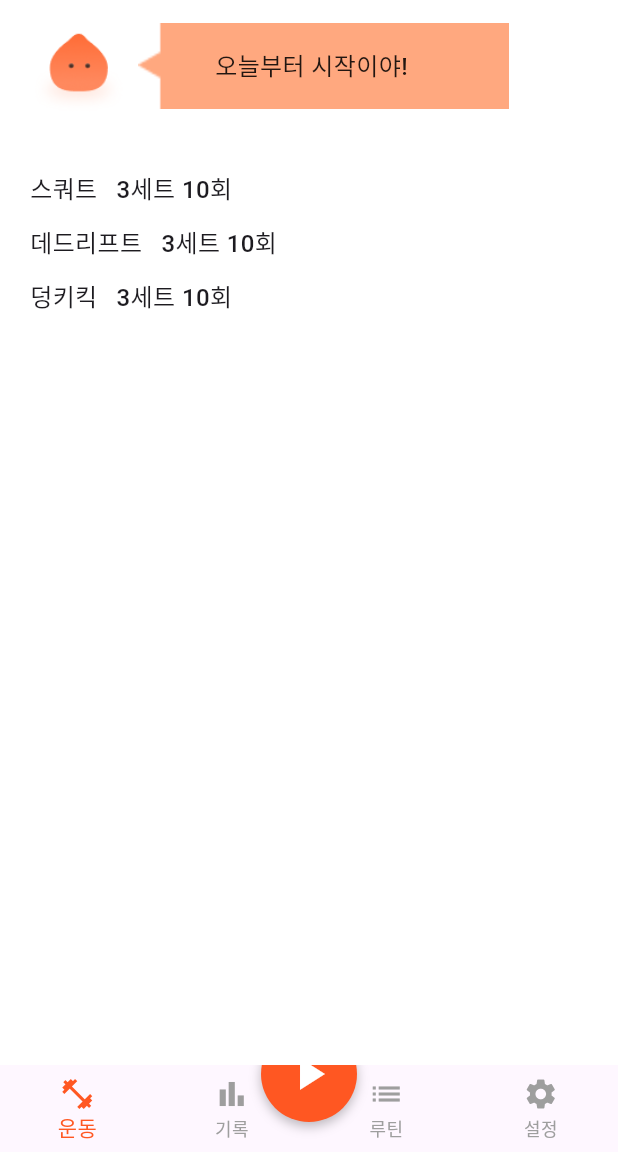
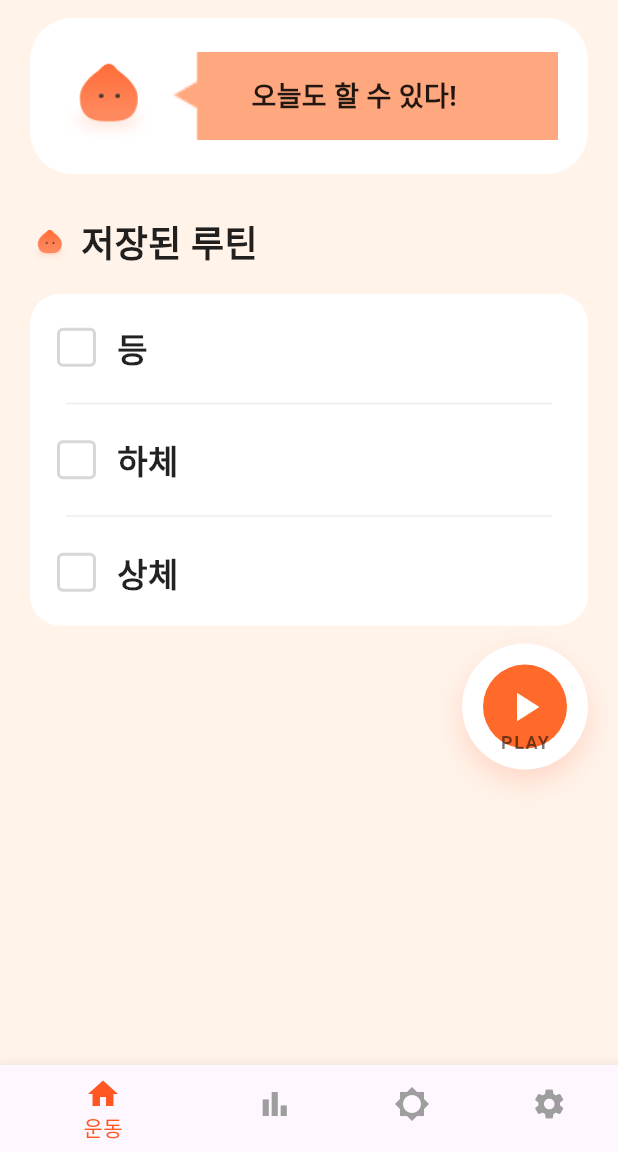
Before and after one commit to Xeostop1/flutter-workoutcounter, a Flutter app: the screen it shows after launch, on a phone screen of 412 x 824 dp, the part 84-1236 px from its top. Run offline on Flutter 3.47's test engine with Material 3 defaults, Android fonts, the phone set to English and light mode, and no system bars; our stand-ins replace cloud_firestore, firebase_auth, firebase_core, flutter_tts, go_router, google_mobile_ads and 4 more; accounts and stored records are empty; project files that could hold a hidden picture were left out.

Commit message:
프로바이저 설치 메인 변경

```diff
--- a/lib/main.dart
+++ b/lib/main.dart
@@ -1,14 +1,19 @@
 // lib/main.dart
 
-import 'package:counter_01/screens/home_screen.dart';
-import 'package:counter_01/screens/workout_screen.dart';
 import 'package:flutter/material.dart';
 import 'package:firebase_core/firebase_core.dart';
 import 'package:provider/provider.dart';
 import 'firebase_options.dart';
+import 'package:counter_01/router/app_router.dart';
+
+// ▼ ViewModel 전역 주입 (프로젝트 경로에 맞게 조정)
+import 'package:counter_01/view_models/workout_viewmodel.dart';
+import 'package:counter_01/view_models/tts_viewmodel.dart';
+import 'package:counter_01/view_models/routine_viewmodel.dart';
 
 Future<void> main() async {
   WidgetsFlutterBinding.ensureInitialized();
+  // firebase_options.dart를 쓰고 있다면 옵션과 함께 초기화하는 게 안전합니다.
   await Firebase.initializeApp();
   runApp(const MyApp());
 }
@@ -18,17 +23,21 @@ class MyApp extends StatelessWidget {
 
   @override
   Widget build(BuildContext context) {
-    return MaterialApp(
-      title: 'Workout Counter',
-      debugShowCheckedModeBanner: false, // 디버그 배너 제거
-      theme: ThemeData(
-        primarySwatch: Colors.deepOrange,
-        scaffoldBackgroundColor: Colors.white,
+    return MultiProvider(
+      providers: [
+        ChangeNotifierProvider(create: (_) => WorkoutViewModel()),
+        ChangeNotifierProvider(create: (_) => TtsViewModel()),
+        ChangeNotifierProvider(create: (_) => RoutineViewModel()),
+      ],
+      child: MaterialApp.router(
+        title: 'Workout Counter',
+        debugShowCheckedModeBanner: false,
+        theme: ThemeData(
+          primarySwatch: Colors.deepOrange,
+          scaffoldBackgroundColor: Colors.white,
+        ),
+        routerConfig: router, // GoRouter 라우팅 유지
       ),
-      home: const HomeScreen(), // 앱 첫 화면을 HomeScreen으로 설정
-      routes: {
-        '/workout': (context) => const WorkoutScreen(), // 네비게이션 이동용
-      },
     );
   }
 }
--- a/lib/router/app_router.dart
+++ b/lib/router/app_router.dart
@@ -1,9 +1,11 @@
 import 'package:flutter/material.dart';
 import 'package:go_router/go_router.dart';
+
 import '../screens/home_screen.dart';
 import '../screens/record_screen.dart';
 import '../screens/routine_screen.dart';
 import '../screens/settings_screen.dart';
+import '../screens/workout_screen.dart'; // ✅ 추가: 운동 진행 화면
 
 final GlobalKey<NavigatorState> _rootNavigatorKey = GlobalKey<NavigatorState>(
   debugLabel: 'root',
@@ -25,6 +27,14 @@ final GoRouter router = GoRouter(
   navigatorKey: _rootNavigatorKey,
   initialLocation: '/home',
   routes: [
+    // ✅ 운동 진행 화면: 탭바 없이 전체화면으로 띄우기 위해 루트 네비게이터에 등록
+    GoRoute(
+      path: '/workout',
+      parentNavigatorKey: _rootNavigatorKey, // ← 탭바 숨김
+      builder: (context, state) => const WorkoutScreen(),
+    ),
+
+    // 탭 구조
     StatefulShellRoute.indexedStack(
       builder: (context, state, navigationShell) {
         return Scaffold(
--- a/lib/screens/home_screen.dart
+++ b/lib/screens/home_screen.dart
@@ -1,178 +1,225 @@
 import 'package:flutter/material.dart';
+import 'package:go_router/go_router.dart';
 
 class HomeScreen extends StatelessWidget {
   const HomeScreen({super.key});
 
   @override
   Widget build(BuildContext context) {
-    // 루틴 예시 데이터
-    final routines = [
-      {'name': '스쿼트', 'sets': 3, 'reps': 10},
-      {'name': '데드리프트', 'sets': 3, 'reps': 10},
-      {'name': '덩키킥', 'sets': 3, 'reps': 10},
+    // 예시 루틴 데이터 (필요시 ViewModel로 교체)
+    final routines = const [
+      {'name': '등'},
+      {'name': '하체'},
+      {'name': '상체'},
     ];
 
     return Scaffold(
-      backgroundColor: Colors.white,
+      backgroundColor: const Color(0xFFFFF3EA), // 배경 톤 (이미지 느낌에 맞춤)
       appBar: AppBar(
         elevation: 0,
         backgroundColor: Colors.white,
         centerTitle: false,
-        title: Image.asset(
-          'assets/images/logo.png', // 로고 이미지
-          height: 28,
-        ),
+        title: Image.asset('assets/images/logo.png', height: 28),
       ),
       body: SafeArea(
+        child: Stack(
+          children: [
+            // 본문
+            SingleChildScrollView(
+              padding: const EdgeInsets.fromLTRB(20, 12, 20, 120),
               child: Column(
                 crossAxisAlignment: CrossAxisAlignment.start,
                 children: [
-            // 마스코트 + 말풍선
-            Padding(
-              padding: const EdgeInsets.symmetric(horizontal: 20, vertical: 12),
+                  // ====== (기존) 마스코트 + 말풍선 ======
+                  Container(
+                    width: double.infinity,
+                    padding: const EdgeInsets.symmetric(
+                      horizontal: 20,
+                      vertical: 20,
+                    ),
+                    decoration: BoxDecoration(
+                      color: Colors.white,
+                      borderRadius: BorderRadius.circular(28),
+                    ),
                     child: Row(
                       crossAxisAlignment: CrossAxisAlignment.center,
                       children: [
                         Image.asset(
-                    'assets/images/firedefalut.png', // 마스코트 이미지
+                          'assets/images/firedefalut.png',
                           height: 64,
                         ),
-                  const SizedBox(width: 8),
-                  Stack(
+                        const SizedBox(width: 12),
+                        Expanded(
+                          child: Stack(
                             alignment: Alignment.center,
                             children: [
                               Image.asset(
-                        'assets/images/card_messege.png', // 말풍선 배경 이미지
-                        height: 64, // 말풍선 높이 맞게 조절
-                        width:
-                            MediaQuery.of(context).size.width *
-                            0.6, // 화면의 60% 너비
+                                'assets/images/card_messege.png',
+                                height: 64,
                                 fit: BoxFit.contain,
+                                width: double.infinity,
                               ),
                               const Padding(
-                        padding: EdgeInsets.only(right: 16), // 텍스트 위치 조절
+                                padding: EdgeInsets.only(right: 16),
                                 child: Text(
-                          '오늘부터 시작이야!',
+                                  '오늘도 할 수 있다!',
                                   style: TextStyle(
-                            fontSize: 16,
-                            fontWeight: FontWeight.w500,
+                                    fontSize: 18,
+                                    fontWeight: FontWeight.w600,
                                     color: Colors.black87,
                                   ),
                                 ),
                               ),
                             ],
                           ),
+                        ),
                       ],
                     ),
                   ),
 
-            const SizedBox(height: 20),
+                  const SizedBox(height: 28),
 
-            // 루틴 목록
-            if (routines.isNotEmpty)
-              Expanded(
-                child: ListView.builder(
-                  padding: const EdgeInsets.symmetric(horizontal: 20),
-                  itemCount: routines.length,
-                  itemBuilder: (context, index) {
-                    final r = routines[index];
-                    return Padding(
-                      padding: const EdgeInsets.symmetric(vertical: 6),
-                      child: Text(
-                        '${r['name']}   ${r['sets']}세트 ${r['reps']}회',
-                        style: const TextStyle(
-                          fontSize: 16,
-                          fontWeight: FontWeight.w500,
+                  // ====== 저장된 루틴 타이틀 ======
+                  Row(
+                    children: [
+                      Image.asset(
+                        'assets/images/firedefalut.png',
+                        width: 26,
+                        height: 26,
+                      ),
+                      const SizedBox(width: 8),
+                      const Text(
+                        '저장된 루틴',
+                        style: TextStyle(
+                          fontSize: 24,
+                          fontWeight: FontWeight.w800,
+                          color: Colors.black87,
                         ),
                       ),
+                    ],
+                  ),
+
+                  const SizedBox(height: 16),
+
+                  // ====== 루틴 카드 리스트 ======
+                  Container(
+                    width: double.infinity,
+                    padding: const EdgeInsets.symmetric(vertical: 6),
+                    decoration: BoxDecoration(
+                      color: Colors.white,
+                      borderRadius: BorderRadius.circular(20),
+                    ),
+                    child: Column(
+                      children: List.generate(routines.length, (i) {
+                        final name = routines[i]['name'] as String;
+                        return Column(
+                          children: [
+                            _RoutineRow(title: name),
+                            if (i != routines.length - 1)
+                              const Divider(
+                                height: 16,
+                                thickness: 1,
+                                color: Color(0xFFEDEDED),
+                                indent: 24,
+                                endIndent: 24,
+                              ),
+                          ],
                         );
-                  },
+                      }),
                     ),
-              )
-            else
-              Expanded(
-                child: Center(
-                  child: Column(
-                    mainAxisAlignment: MainAxisAlignment.center,
-                    children: const [
-                      Text(
-                        '루틴이 비어있어요!',
-                        style: TextStyle(
-                          fontSize: 16,
-                          fontWeight: FontWeight.bold,
-                        ),
-                      ),
-                      SizedBox(height: 4),
-                      Text(
-                        '루틴을 추가해주세요 +',
-                        style: TextStyle(fontSize: 14, color: Colors.black54),
                   ),
                 ],
               ),
             ),
-              ),
 
-            const SizedBox(height: 80), // 네비게이션바 공간 확보
-          ],
-        ),
-      ),
-
-      // 하단 네비게이션바 + 중앙 PLAY 버튼
-      bottomNavigationBar: Stack(
-        alignment: Alignment.bottomCenter,
-        children: [
-          // 네비게이션바
-          BottomNavigationBar(
-            currentIndex: 0,
-            selectedItemColor: Colors.deepOrange,
-            unselectedItemColor: Colors.grey,
-            showUnselectedLabels: true,
-            type: BottomNavigationBarType.fixed,
-            items: const [
-              BottomNavigationBarItem(
-                icon: Icon(Icons.fitness_center),
-                label: '운동',
-              ),
-              BottomNavigationBarItem(icon: Icon(Icons.bar_chart), label: '기록'),
-              BottomNavigationBarItem(icon: Icon(Icons.list), label: '루틴'),
-              BottomNavigationBarItem(icon: Icon(Icons.settings), label: '설정'),
-            ],
-            onTap: (index) {
-              // TODO: 네비게이션 기능 추가
-            },
-          ),
-
-          // 중앙 Play 버튼
+            // ====== 오른쪽 하단 PLAY 버튼 (GoRouter로 이동) ======
             Positioned(
-            bottom: 20,
+              right: 20,
+              bottom: 24,
               child: GestureDetector(
-              onTap: () {
-                Navigator.pushNamed(context, '/workout');
-              },
+                onTap: () => context.go('/workout'),
                 child: Container(
-                width: 64,
-                height: 64,
-                decoration: const BoxDecoration(
-                  color: Colors.deepOrange,
+                  width: 84,
+                  height: 84,
+                  decoration: BoxDecoration(
+                    color: Colors.white,
                     shape: BoxShape.circle,
                     boxShadow: [
                       BoxShadow(
-                      color: Colors.black26,
-                      blurRadius: 6,
-                      offset: Offset(0, 3),
+                        color: Colors.deepOrange.withOpacity(0.18),
+                        blurRadius: 16,
+                        offset: const Offset(0, 8),
                       ),
                     ],
                   ),
-                child: const Icon(
+                  child: Stack(
+                    alignment: Alignment.center,
+                    children: const [
+                      CircleAvatar(
+                        radius: 28,
+                        backgroundColor: Color(0xFFFF6A2A),
+                        child: Icon(
                           Icons.play_arrow,
                           color: Colors.white,
-                  size: 36,
+                          size: 32,
+                        ),
+                      ),
+                      Positioned(
+                        bottom: 10,
+                        child: Text(
+                          'PLAY',
+                          style: TextStyle(
+                            fontSize: 12,
+                            color: Colors.black54,
+                            fontWeight: FontWeight.w600,
+                            letterSpacing: 1.0,
+                          ),
+                        ),
+                      ),
+                    ],
                   ),
                 ),
               ),
             ),
           ],
         ),
+      ),
     );
   }
 }
+
+// 체크박스 모양 + 제목 한 줄
+class _RoutineRow extends StatelessWidget {
+  final String title;
+  const _RoutineRow({required this.title});
+
+  @override
+  Widget build(BuildContext context) {
+    return Padding(
+      padding: const EdgeInsets.symmetric(horizontal: 18, vertical: 14),
+      child: Row(
+        children: [
+          Container(
+            width: 26,
+            height: 26,
+            decoration: BoxDecoration(
+              border: Border.all(color: const Color(0xFFD7D7D7), width: 2),
+              borderRadius: BorderRadius.circular(4),
+              color: Colors.white,
+            ),
+          ),
+          const SizedBox(width: 14),
+          Text(
+            title,
+            style: const TextStyle(
+              fontSize: 22,
+              fontWeight: FontWeight.w800,
+              color: Colors.black87,
+            ),
+          ),
+          const Spacer(),
+        ],
+      ),
+    );
+  }
+}
--- a/lib/screens/workout_screen.dart
+++ b/lib/screens/workout_screen.dart
@@ -146,7 +146,10 @@ class _WorkoutScreenState extends State<WorkoutScreen> {
 
   void _resetSettings() {
     final viewModel = context.read<WorkoutViewModel>();
-    viewModel.resetWorkout(isLoggedIn: true, lastWorkout: {'sets': 3, 'reps': 12});
+    viewModel.resetWorkout(
+      isLoggedIn: true,
+      lastWorkout: {'sets': 3, 'reps': 12},
+    );
     setState(() {
       _isRunning = false;
       _isPaused = false;
@@ -171,7 +174,7 @@ class _WorkoutScreenState extends State<WorkoutScreen> {
     return Scaffold(
       backgroundColor: const Color(0xFFFFFCF8),
       appBar: AppBar(
-        backgroundColor: Colors.white,
+        backgroundColor: Color(0xFFFFFCF8),
         elevation: 0,
         leading: IconButton(
           icon: const Icon(Icons.arrow_back_ios_new, color: Colors.black),
@@ -186,7 +189,10 @@ class _WorkoutScreenState extends State<WorkoutScreen> {
           IconButton(
             icon: const Icon(Icons.tune, color: Colors.black),
             onPressed: () {
-              Navigator.push(context, MaterialPageRoute(builder: (_) => const SettingsScreen()));
+              Navigator.push(
+                context,
+                MaterialPageRoute(builder: (_) => const SettingsScreen()),
+              );
             },
           ),
         ],
@@ -214,7 +220,11 @@ class _WorkoutScreenState extends State<WorkoutScreen> {
             child: const Center(
               child: Text(
                 "스쿼트",
-                style: TextStyle(fontSize: 18, fontWeight: FontWeight.bold, color: Colors.black),
+                style: TextStyle(
+                  fontSize: 18,
+                  fontWeight: FontWeight.bold,
+                  color: Colors.black,
+                ),
               ),
             ),
           ),
--- a/lib/view_models/routine_viewmodel.dart
+++ b/lib/view_models/routine_viewmodel.dart
@@ -1,18 +1,19 @@
+import 'dart:convert';
+import 'package:flutter/foundation.dart'; // ← ChangeNotifier
 import 'package:shared_preferences/shared_preferences.dart';
-import 'dart:convert';
 import '../models/routine.dart';
 
-class RoutineViewModel {
+class RoutineViewModel extends ChangeNotifier {
   List<Routine> _routines = [];
 
-  /// 외부에서 읽기만 가능하도록 getter 제공
-  List<Routine> get routines => _routines;
+  List<Routine> get routines => List.unmodifiable(_routines);
 
   /// SharedPreferences에서 루틴 로드
   Future<void> loadRoutines() async {
     final prefs = await SharedPreferences.getInstance();
     final jsonString = prefs.getString('routines') ?? '[]';
     final List<dynamic> jsonList = jsonDecode(jsonString);
+
     _routines = jsonList.map((e) => Routine.fromJson(e)).toList();
 
     // 샘플 데이터 자동 추가 (한 번만 실행)
@@ -22,63 +23,63 @@ class RoutineViewModel {
         Routine(name: '데드리프트 루틴', sets: 2, reps: 10),
         Routine(name: '푸쉬업 루틴', sets: 4, reps: 20),
       ];
-      final jsonList = _routines.map((e) => e.toJson()).toList();
-      prefs.setString('routines', jsonEncode(jsonList));
+      final seed = _routines.map((e) => e.toJson()).toList();
+      await prefs.setString('routines', jsonEncode(seed));
     }
+
+    notifyListeners(); // ← 로드 후 갱신 알림
   }
 
+  /// 루틴 추가(저장)
   Future<void> saveRoutine(Routine routine) async {
     final prefs = await SharedPreferences.getInstance();
-    final jsonString = prefs.getString('routines') ?? '[]';
-    final List<dynamic> jsonList = jsonDecode(jsonString);
-    final List<Routine> loaded = jsonList.map((e) => Routine.fromJson(e)).toList();
 
-    loaded.add(routine); // 기존 루틴에 추가
+    // 메모리 상태 먼저 갱신
+    _routines = [..._routines, routine];
 
-    final updatedJson = jsonEncode(loaded.map((e) => e.toJson()).toList());
-    await prefs.setString('routines', updatedJson);
+    // 디스크 반영
+    final jsonList = _routines.map((e) => e.toJson()).toList();
+    await prefs.setString('routines', jsonEncode(jsonList));
+
+    notifyListeners(); // ← 갱신 알림
   }
-
-
 
   /// 루틴 삭제
   Future<void> deleteRoutine(int index) async {
+    if (index < 0 || index >= _routines.length) return;
+
     _routines.removeAt(index);
+
     final prefs = await SharedPreferences.getInstance();
     final jsonList = _routines.map((e) => e.toJson()).toList();
-    prefs.setString('routines', jsonEncode(jsonList));
+    await prefs.setString('routines', jsonEncode(jsonList));
+
+    notifyListeners(); // ← 갱신 알림
   }
 
-
+  /// 전체 목록 가져오기(읽기 전용 용도)
   Future<List<Routine>> getRoutines() async {
     final prefs = await SharedPreferences.getInstance();
     final jsonString = prefs.getString('routines') ?? '[]';
-
     try {
       final List<dynamic> jsonList = jsonDecode(jsonString);
       return jsonList.map((e) => Routine.fromJson(e)).toList();
     } catch (e) {
-      print('🔥 Error decoding routines: $e');
+      debugPrint('🔥 Error decoding routines: $e');
       return [];
     }
   }
 
+  /// 루틴 수정
   Future<void> updateRoutine(int index, Routine updatedRoutine) async {
+    if (index < 0 || index >= _routines.length) return;
+
+    _routines[index] = updatedRoutine;
+
     final prefs = await SharedPreferences.getInstance();
-    final jsonString = prefs.getString('routines') ?? '[]';
-    final List<dynamic> jsonList = jsonDecode(jsonString);
-    final List<Routine> loaded = jsonList.map((e) => Routine.fromJson(e)).toList();
+    final jsonList = _routines.map((e) => e.toJson()).toList();
+    await prefs.setString('routines', jsonEncode(jsonList));
 
-    if (index < 0 || index >= loaded.length) return;
-
-    loaded[index] = updatedRoutine; // *** 루틴 업데이트 ***
-
-    final updatedJson = jsonEncode(loaded.map((e) => e.toJson()).toList());
-    await prefs.setString('routines', updatedJson);
+    notifyListeners(); // ← 갱신 알림
   }
-
-
-
-
-
 }
```
Also changed, not shown: assets/images/fire_1.png (added). Lines whose indentation alone changed are shown as unchanged.
